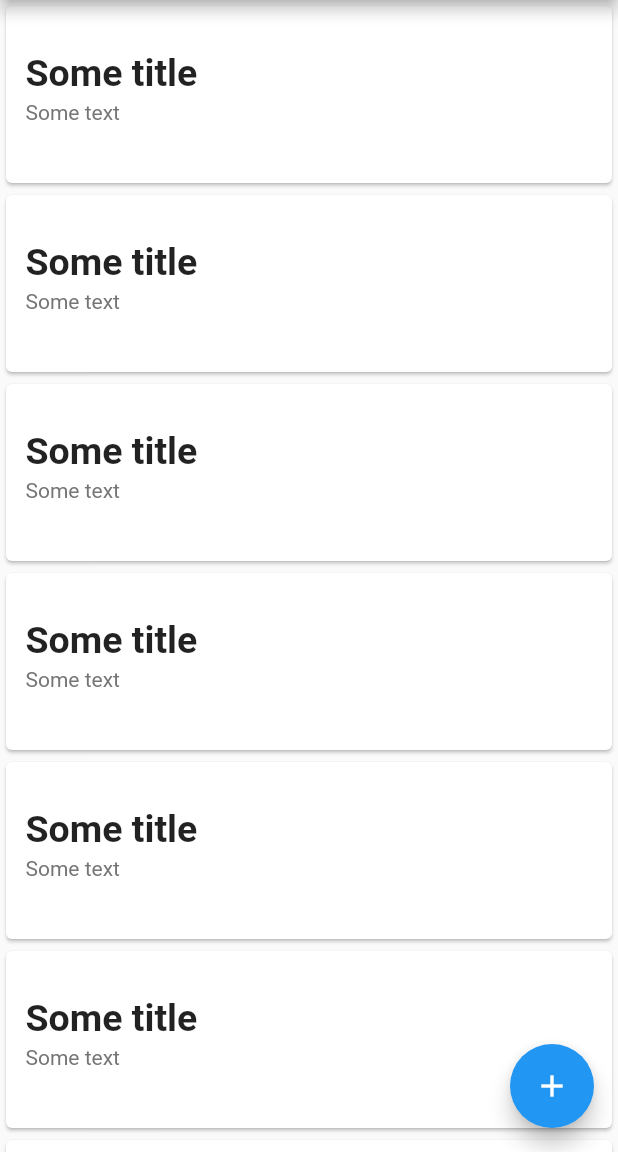
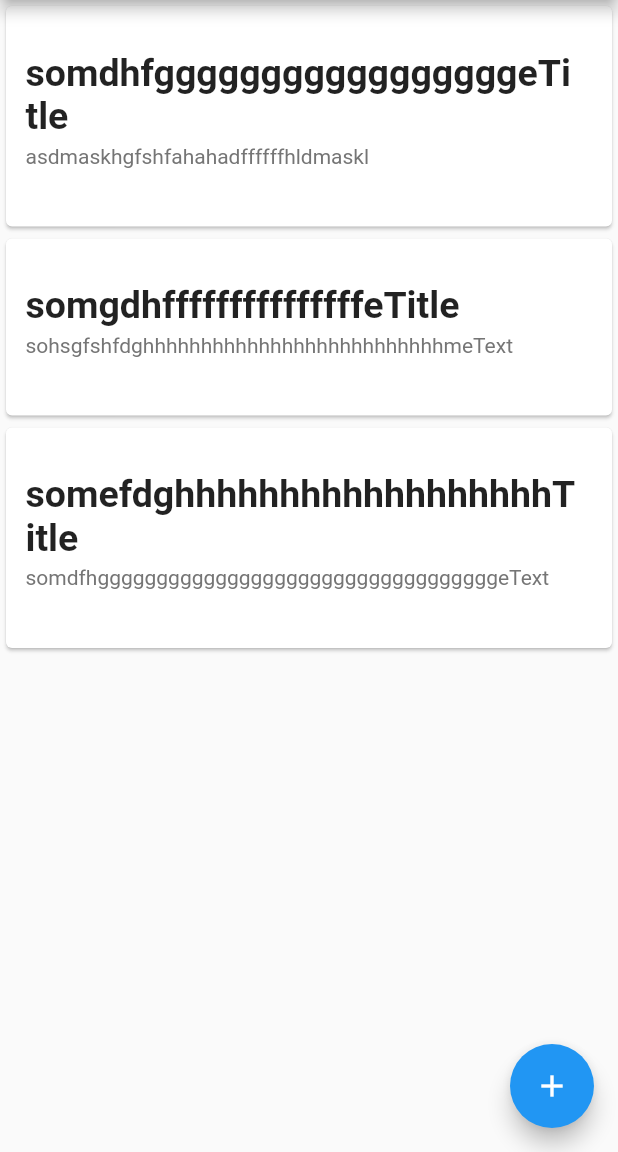
Before and after one commit to MaksymKokocinski/NoteApp, a Flutter app: the Note screen opened directly, after a tap on "Save", on a phone screen of 412 x 824 dp, the part 84-1236 px from its top. Run offline on Flutter 3.47's test engine with Material 2 defaults, Android fonts, the phone set to English and light mode, and no system bars.

Commit message:
Add files via upload

```diff
--- /dev/null
+++ b/lib/inherited_widgets/note_inherited_widget.dart
@@ -0,0 +1,28 @@
+import 'package:flutter/material.dart';
+
+class NoteInheritedWidget extends InheritedWidget {
+  final notes = [
+    {
+      'title': 'somdhfgggggggggggggggggeTitle',
+      'text': 'asdmaskhgfshfahahadffffffhldmaskl'
+    },
+    {
+      'title': 'somgdhfffffffffffffffeTitle',
+      'text': 'sohsgfshfdghhhhhhhhhhhhhhhhhhhhhhhhhhmeText'
+    },
+    {
+      'title': 'somefdghhhhhhhhhhhhhhhhhhTitle',
+      'text': 'somdfhggggggggggggggggggggggggggggggggggeText'
+    }
+  ];
+  NoteInheritedWidget(Widget child) : super(child: child);
+
+  static NoteInheritedWidget of(BuildContext context) {
+    return context.dependOnInheritedWidgetOfExactType<NoteInheritedWidget>();
+  }
+
+  @override
+  bool updateShouldNotify(NoteInheritedWidget oldWidget) {
+    return oldWidget.notes != notes;
+  }
+}
--- a/lib/views/note.dart
+++ b/lib/views/note.dart
@@ -1,55 +1,76 @@
 import 'package:flutter/material.dart';
+import 'package:flutter_app1/inherited_widgets/note_inherited_widget.dart';
 
 enum NoteMode {
   Editing,
   Adding,
 }
-class Note  extends StatelessWidget {
 
-  final NoteMode _noteMode;
+class Note extends StatefulWidget {
+  final NoteMode noteMode;
 
-  Note(this._noteMode);
+  Note(this.noteMode);
+
+  @override
+  _NoteState createState() => _NoteState();
+}
+
+class _NoteState extends State<Note> {
+  final TextEditingController _titleController = TextEditingController();
+  final TextEditingController _textController = TextEditingController();
+  List<Map<String, String>> get _notes => NoteInheritedWidget.of(context).notes;
 
   @override
   Widget build(BuildContext context) {
     return Scaffold(
       appBar: AppBar(
-        title: Text(
-            _noteMode == NoteMode.Adding ? 'Add note' : 'Edit note'
-        ),
+        title:
+            Text(widget.noteMode == NoteMode.Adding ? 'Add note' : 'Edit note'),
       ),
       body: Padding(
         padding: const EdgeInsets.all(40.0),
         child: Column(
-          mainAxisAlignment: MainAxisAlignment.center ,
+          mainAxisAlignment: MainAxisAlignment.center,
           children: <Widget>[
             TextField(
-            decoration:  InputDecoration(
-              hintText:  'Note title'
+              controller: _titleController,
+              decoration: InputDecoration(hintText: 'Note title'),
             ),
+            Container(
+              height: 8,
             ),
-            Container(height: 8,),
             TextField(
-              decoration:  InputDecoration(
-                  hintText:  'Note title'
+              controller: _textController,
+              decoration: InputDecoration(hintText: 'Note title'),
             ),
+            Container(
+              height: 16.0,
             ),
-            Container(height: 16.0,),
             Row(
               mainAxisAlignment: MainAxisAlignment.spaceEvenly,
-              children: <Widget> [
-                _NoteButton('Save',Colors.blue, () {
+              children: <Widget>[
+                _NoteButton('Save', Colors.blue, () {
+                  if (widget?.noteMode == NoteMode.Adding) {
+                    final title = _titleController.text;
+                    final text = _textController.text;
+
+                    _notes.add({
+                      'title': title,
+                      'text': text,
+                    });
+                  }
                   Navigator.pop(context);
                 }),
-
-                Container(height: 16.0,),
-                _NoteButton('Discard',Colors.grey, () {
+                Container(
+                  height: 16.0,
+                ),
+                _NoteButton('Discard', Colors.grey, () {
                   Navigator.pop(context);
                 }),
-                _noteMode == NoteMode.Editing ?
-                  Padding(
+                widget.noteMode == NoteMode.Editing
+                    ? Padding(
                         padding: const EdgeInsets.all(8.0),
-                    child: _NoteButton('Delete',Colors.red, () {
+                        child: _NoteButton('Delete', Colors.red, () {
                           Navigator.pop(context);
                         }),
                       )
@@ -62,6 +83,7 @@ class Note  extends StatelessWidget {
     );
   }
 }
+
 class _NoteButton extends StatelessWidget {
   final String _text;
   final Color _color;
@@ -72,12 +94,12 @@ class _NoteButton extends StatelessWidget {
   Widget build(BuildContext context) {
     return MaterialButton(
       onPressed: _onPressed,
-      child:  Text(
+      child: Text(
         _text,
         style: TextStyle(color: Colors.white),
       ),
       height: 50,
-      minWidth:  100,
+      minWidth: 100,
       color: _color,
     );
   }
--- a/lib/views/note_list.dart
+++ b/lib/views/note_list.dart
@@ -1,70 +1,84 @@
-import 'dart:ffi';
-
 import 'package:flutter/material.dart';
 import 'package:flutter_app1/views/note.dart';
+import 'package:flutter_app1/inherited_widgets/note_inherited_widget.dart';
 
-class NoteList extends StatelessWidget {
+class NoteList extends StatefulWidget {
+  @override
+  NoteListState createState() {
+    return new NoteListState();
+  }
+}
+
+class NoteListState extends State<NoteList> {
+  List<Map<String, String>> get _notes => NoteInheritedWidget.of(context).notes;
   @override
   Widget build(BuildContext context) {
     return Scaffold(
       appBar: AppBar(
         title: Text('Notes '),
       ),
-      body:  ListView.builder(
-        itemBuilder:  (context, index){
+      body: ListView.builder(
+        itemBuilder: (context, index) {
           return GestureDetector(
             onTap: () {
               Navigator.push(
                   context,
-                  MaterialPageRoute(builder: (context) => Note(NoteMode.Editing)));
+                  MaterialPageRoute(
+                      builder: (context) => Note(NoteMode.Editing)));
             },
             child: Card(
               child: Padding(
-              padding: const EdgeInsets.only(top: 30.0, bottom: 39, left: 13.0, right: 22.0),
+                padding: const EdgeInsets.only(
+                    top: 30.0, bottom: 39, left: 13.0, right: 22.0),
                 child: Column(
                   crossAxisAlignment: CrossAxisAlignment.start,
                   children: <Widget>[
-                _NoteTitle(),
-                Container(height: 4,),
-                _Notetext()
-
+                    _NoteTitle(_notes[index]['title']),
+                    Container(
+                      height: 4,
+                    ),
+                    _Notetext(_notes[index]['text'])
                   ],
                 ),
               ),
             ),
           );
-        }
+        },
+        itemCount: _notes.length,
       ),
       floatingActionButton: FloatingActionButton(
         onPressed: () {
-          Navigator.push(
-              context,
+          Navigator.push(context,
               MaterialPageRoute(builder: (context) => Note(NoteMode.Adding)));
         },
-        child: Icon(Icons.add) ,
+        child: Icon(Icons.add),
       ),
     );
   }
 }
 
 class _NoteTitle extends StatelessWidget {
+  final String _title;
+  _NoteTitle(this._title);
+
   @override
   Widget build(BuildContext context) {
-    return Text('Some title',
-      style: TextStyle(
-          fontSize: 25,
-          fontWeight: FontWeight.bold
-      ),
+    return Text(
+      _title,
+      style: TextStyle(fontSize: 25, fontWeight: FontWeight.bold),
     );
   }
 }
+
 class _Notetext extends StatelessWidget {
+  final String _text;
+  _Notetext(this._text);
+
   @override
   Widget build(BuildContext context) {
-    return Text('Some text',
-      style: TextStyle(
-          color: Colors.grey.shade600
-      ),
+    return Text(
+      _text,
+      style: TextStyle(color: Colors.grey.shade600),
       maxLines: 2,
       overflow: TextOverflow.ellipsis,
     );
```
Also changed, not shown: lib/main.dart (+7 -4 lines). Lines whose indentation alone changed are shown as unchanged.
